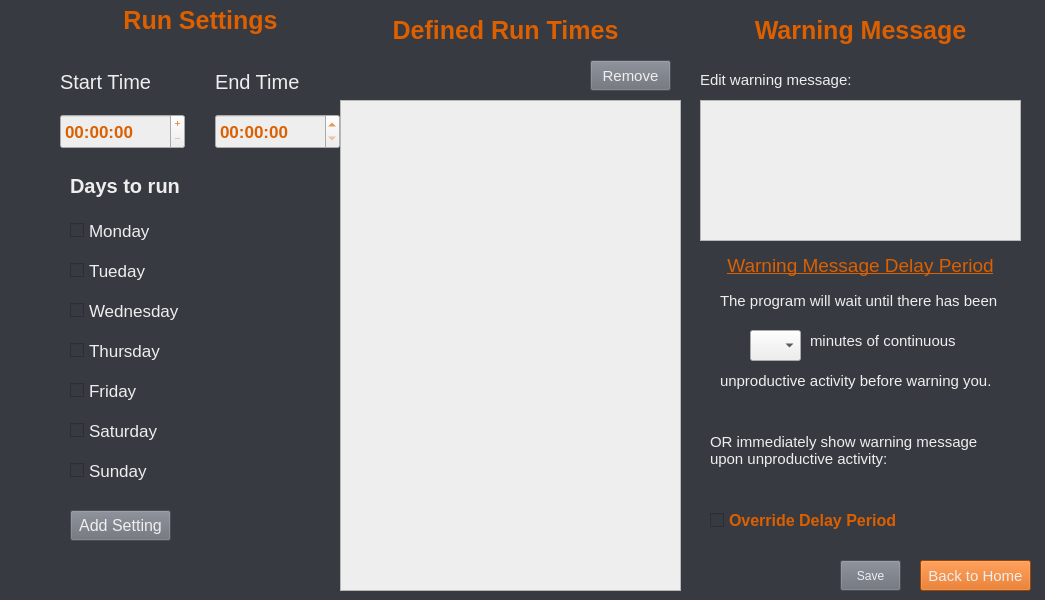
Qt form Settings.ui (CurioScrounge/Productive_App) before a commit.
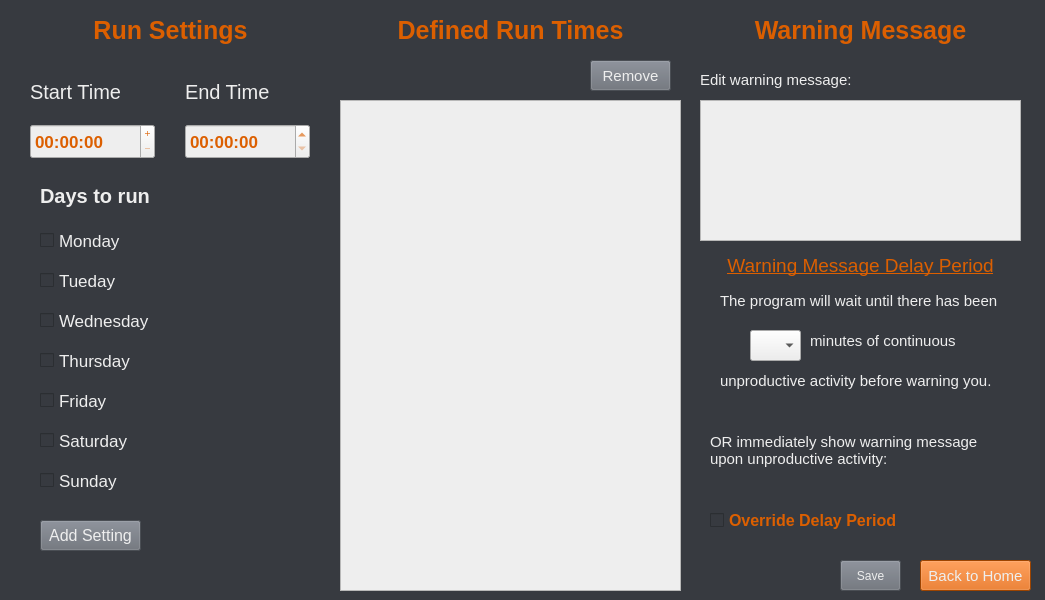
The same form after that commit.

```diff
--- a/Settings.ui
+++ b/Settings.ui
@@ -62,8 +62,8 @@
    <widget class="QGroupBox" name="groupBox">
     <property name="geometry">
      <rect>
-      <x>40</x>
-      <y>0</y>
+      <x>10</x>
+      <y>10</y>
       <width>321</width>
       <height>571</height>
      </rect>
@@ -501,7 +501,7 @@
      <rect>
       <x>350</x>
       <y>10</y>
-      <width>311</width>
+      <width>321</width>
       <height>41</height>
      </rect>
     </property>
```
